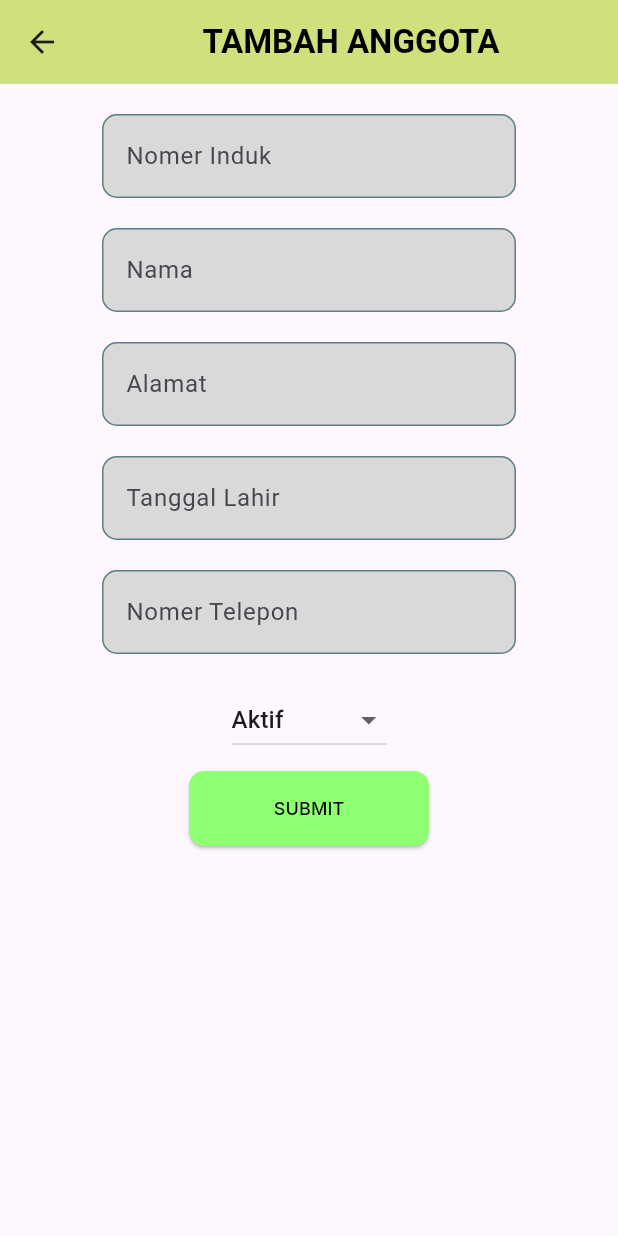
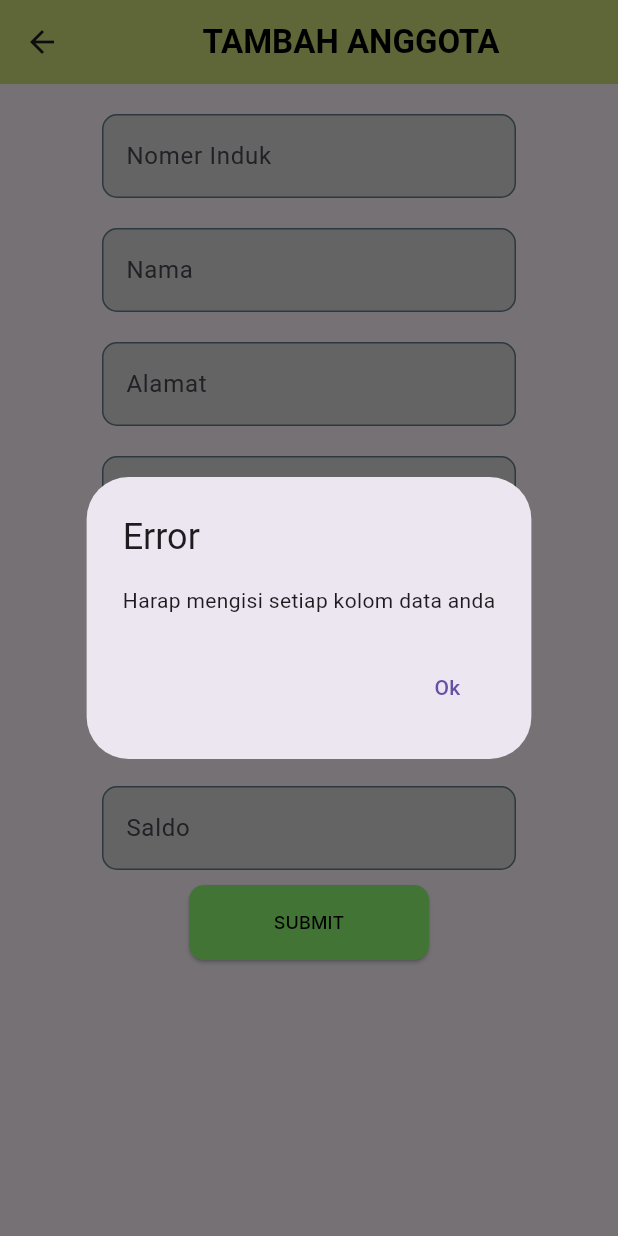
Before and after one commit to tejabaskara/Practice_aplication, a Flutter app: the createAnggotaPage screen opened by its route, after a tap on "SUBMIT", on a phone screen of 412 x 824 dp. Run offline on Flutter 3.47's test engine with Material 3 defaults, Android fonts, the phone set to English and light mode, and no system bars; our stand-ins replace dio, email_validator, get_storage, google_fonts; accounts and stored records are empty.

Commit message:
adding feature add saldo awal on registering new anggota

```diff
--- a/lib/dataSource/anggota.dart
+++ b/lib/dataSource/anggota.dart
@@ -111,8 +111,77 @@ void getEditAnggotaDetail(context, id) async {
   }
 }
 
+Future<void> createAnggota(
+    TextEditingController formNomerInduk,
+    TextEditingController formTelepon,
+    int statusAktif,
+    TextEditingController formNama,
+    TextEditingController formAlamat,
+    TextEditingController formTglLahir,
+    TextEditingController formSaldo,
+    BuildContext context) async {
+  if (formNomerInduk.text.isEmpty ||
+      formTelepon.text.isEmpty ||
+      formNama.text.isEmpty ||
+      formAlamat.text.isEmpty ||
+      formTglLahir.text.isEmpty) {
+    showAlertDialog(context, "Error", "Harap mengisi setiap kolom data anda");
+    return;
+  }
+
+  try {
+    final _anggotas = ValueNotifier<List<Map<String, dynamic>>>([]);
+    final anggotas = await getAllAnggota(context);
+    _anggotas.value = anggotas;
+
+    for (var anggota in anggotas) {
+      if (anggota['nomor_induk'] == int.parse(formNomerInduk.text)) {
+        showAlertDialog(context, "Error",
+            "Anggota dengan nomor induk ${formNomerInduk.text} sudah ada");
+        return;
+      }
+    }
+
+    final _response = await _dio.post(
+      '${_apiUrl}/anggota',
+      data: {
+        'nomor_induk': int.parse(formNomerInduk.text),
+        'nama': formNama.text,
+        'alamat': formAlamat.text,
+        'tgl_lahir': formTglLahir.text,
+        'telepon': formTelepon.text,
+        'status_aktif': statusAktif,
+      },
+      options: Options(
+        headers: {'Authorization': 'Bearer ${_storage.read('token')}'},
+      ),
+    );
+    if (!_response.data['success']) {
+      showAlertDialog(context, "Error", "${_response.data['message']}");
+      return;
+    }
+
+    final _newAnggotas = ValueNotifier<List<Map<String, dynamic>>>([]);
+    final newAnggotas = await getAllAnggota(context);
+    _newAnggotas.value = newAnggotas;
+
+    for (var newAnggota in newAnggotas) {
+      if (newAnggota['nomor_induk'] == int.parse(formNomerInduk.text)) {
+        addSaldoAwal(newAnggota['id'].toString(), "1", formSaldo.text, context);
+        return;
+      }
+    }
+    Navigator.pop(context);
+    Navigator.pushReplacementNamed(context, '/home');
+    return;
+  } on DioException catch (e) {
+    showAlertDialog(context, "Error", "something went wrong");
+    return;
+  }
+}
+
 //untuk membuat anggota baru
-void createAnggota(context, nomer_induk, telepon, status_aktif, nama, alamat,
+void createAnggota1(context, nomer_induk, telepon, status_aktif, nama, alamat,
     tgl_lahir) async {
   print('createAnggota');
   print('nomer_induk: ${nomer_induk}');
--- a/lib/screen/anggota/createAnggota.dart
+++ b/lib/screen/anggota/createAnggota.dart
@@ -15,6 +15,7 @@ class _registerPageState extends State<createAnggotaPage> {
   final alamatController = TextEditingController();
   final tglLahirController = TextEditingController();
   final teleponController = TextEditingController();
+  final saldoController = TextEditingController();
   int status_aktif = 1;
 
   bool isVisible = false;
@@ -96,18 +97,20 @@ class _registerPageState extends State<createAnggotaPage> {
                 },
               ),
             ),
+            formInput('Saldo', saldoController),
             Padding(
                 padding: EdgeInsets.only(top: 10, bottom: 50),
                 child: ElevatedButton(
                   onPressed: () {
                     createAnggota(
-                        context,
-                        int.parse(nomerIndukController.text),
-                        teleponController.text,
+                        nomerIndukController,
+                        teleponController,
                         status_aktif,
-                        namaController.text,
-                        alamatController.text,
-                        tglLahirController.text);
+                        namaController,
+                        alamatController,
+                        tglLahirController,
+                        saldoController,
+                        context);
                   },
                   child: Text(
                     "SUBMIT",
```
Also changed, not shown: lib/dataSource/tabungan.dart (+21 -1 lines).
